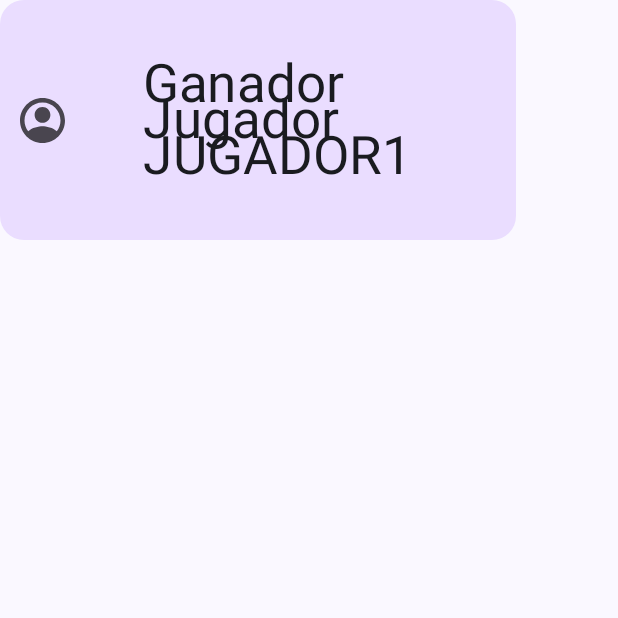
After one commit to YesidMeloPragma/tictactoe, an Android app built with Jetpack Compose: the composable Ganador shown on its own in the app's theme, on a phone screen of 412 x 824 dp, the top half of it. The commit adds this screen. Run offline under Robolectric (Android 15) with nearby library versions, the phone set to English and light mode, and no system bars; our stand-ins replace constraintlayout-compose.

Commit message:
estabilizacion de pruebas

```diff
--- /dev/null
+++ b/app/src/main/java/com/pragma/ticktactoe/layouts/Ganador.kt
@@ -0,0 +1,66 @@
+package com.pragma.ticktactoe.layouts
+
+import androidx.compose.foundation.Image
+import androidx.compose.foundation.background
+import androidx.compose.foundation.clickable
+import androidx.compose.foundation.layout.height
+import androidx.compose.foundation.layout.width
+import androidx.compose.foundation.shape.RoundedCornerShape
+import androidx.compose.material3.Text
+import androidx.compose.runtime.Composable
+import androidx.compose.ui.Modifier
+import androidx.compose.ui.res.painterResource
+import androidx.compose.ui.text.style.TextAlign
+import androidx.compose.ui.unit.dp
+import androidx.compose.ui.unit.sp
+import androidx.constraintlayout.compose.ConstraintLayout
+import androidx.constraintlayout.compose.Dimension
+import com.pragma.ticktactoe.R
+import com.pragma.ticktactoe.constantes.JugadorCasillaEnum
+import com.pragma.ticktactoe.ui.theme.PurpleWinner
+
+@Composable
+fun Ganador(
+    modifier: Modifier,
+    jugadorCasillaEnum: JugadorCasillaEnum,
+    clicable: ()->Unit
+) {
+    ConstraintLayout(modifier = modifier) {
+        val (cardPrincipal, imagen, textoId) = createRefs()
+
+        ConstraintLayout(modifier = Modifier
+            .background(PurpleWinner, shape = RoundedCornerShape(16.dp))
+            .width(344.dp)
+            .height(160.dp)
+            .clickable { clicable.invoke() }
+            .constrainAs(cardPrincipal) {
+                bottom.linkTo(parent.bottom)
+                end.linkTo(parent.end)
+                start.linkTo(parent.start)
+                top.linkTo(parent.top)
+            }) {
+            Image(
+                painter = painterResource(id = R.drawable.persona),
+                contentDescription ="",
+                modifier = Modifier.constrainAs(imagen){
+                    bottom.linkTo(parent.bottom)
+                    start.linkTo(parent.start, margin = 13.dp)
+                    top.linkTo(parent.top)
+                }
+            )
+            Text(
+                textAlign = TextAlign.Start,
+                text = "Ganador Jugador $jugadorCasillaEnum",
+                fontSize= 35.sp,
+                modifier = Modifier
+                    .constrainAs(textoId) {
+                    bottom.linkTo(parent.bottom, margin = 16.dp)
+                    start.linkTo(imagen.end, margin = 52.dp)
+                    top.linkTo(parent.top, margin = 16.dp)
+                    end.linkTo(parent.end, margin = 20.dp)
+                    width = Dimension.fillToConstraints
+                },
+            )
+        }
+    }
+}
--- a/app/src/main/java/com/pragma/ticktactoe/mvvm/JuegoViewModel.kt
+++ b/app/src/main/java/com/pragma/ticktactoe/mvvm/JuegoViewModel.kt
@@ -9,6 +9,7 @@ import com.pragma.ticktactoe.models.DetalleCasillaTriqui
 abstract class JuegoViewModel : ViewModel() {
     abstract fun estadoActualTablero() : LiveData<MutableList<DetalleCasillaTriqui>>
     abstract fun ganadorDelJuego() : LiveData<JugadorCasillaEnum>
+    abstract fun notificarGanador()
     abstract fun reiniciarJuego()
     abstract fun turno(estadoJuegoEnum: EstadoJuegoEnum, detalleCasillaTriqui: DetalleCasillaTriqui)
     abstract fun turnoActual(): LiveData<EstadoJuegoEnum>
--- a/app/src/main/java/com/pragma/ticktactoe/ui/theme/Color.kt
+++ b/app/src/main/java/com/pragma/ticktactoe/ui/theme/Color.kt
@@ -13,3 +13,4 @@ val Pink40 = Color(0xFF7D5260)
 val White1 = Color(0x0D596400)
 val WhiteButtons = Color(0xFFFFFCF3)
 val PurpleTextColor = Color(0xFF6750A4)
+val PurpleWinner = Color(0xFFEADDFF)
--- /dev/null
+++ b/app/src/main/res/drawable/persona.xml
@@ -0,0 +1,10 @@
+<vector xmlns:android="http://schemas.android.com/apk/res/android"
+    android:width="30dp"
+    android:height="30dp"
+    android:viewportWidth="30"
+    android:viewportHeight="30">
+  <path
+      android:pathData="M15,0C6.72,0 0,6.72 0,15C0,23.28 6.72,30 15,30C23.28,30 30,23.28 30,15C30,6.72 23.28,0 15,0ZM24.54,22.245C22.395,19.635 17.19,18.75 15,18.75C12.81,18.75 7.605,19.635 5.46,22.245C3.93,20.235 3,17.73 3,15C3,8.385 8.385,3 15,3C21.615,3 27,8.385 27,15C27,17.73 26.07,20.235 24.54,22.245ZM9.75,11.25C9.75,8.34 12.09,6 15,6C17.91,6 20.25,8.34 20.25,11.25C20.25,14.16 17.91,16.5 15,16.5C12.09,16.5 9.75,14.16 9.75,11.25Z"
+      android:fillColor="#49454F"
+      android:fillType="evenOdd"/>
+</vector>
```
Also changed, not shown: app/src/main/java/com/pragma/ticktactoe/layouts/TicTacToeScreen.kt (+10 -0 lines), app/src/main/java/com/pragma/ticktactoe/mvvm/JuegoViewModelImpl.kt (+6 -4 lines), 2 other files.
